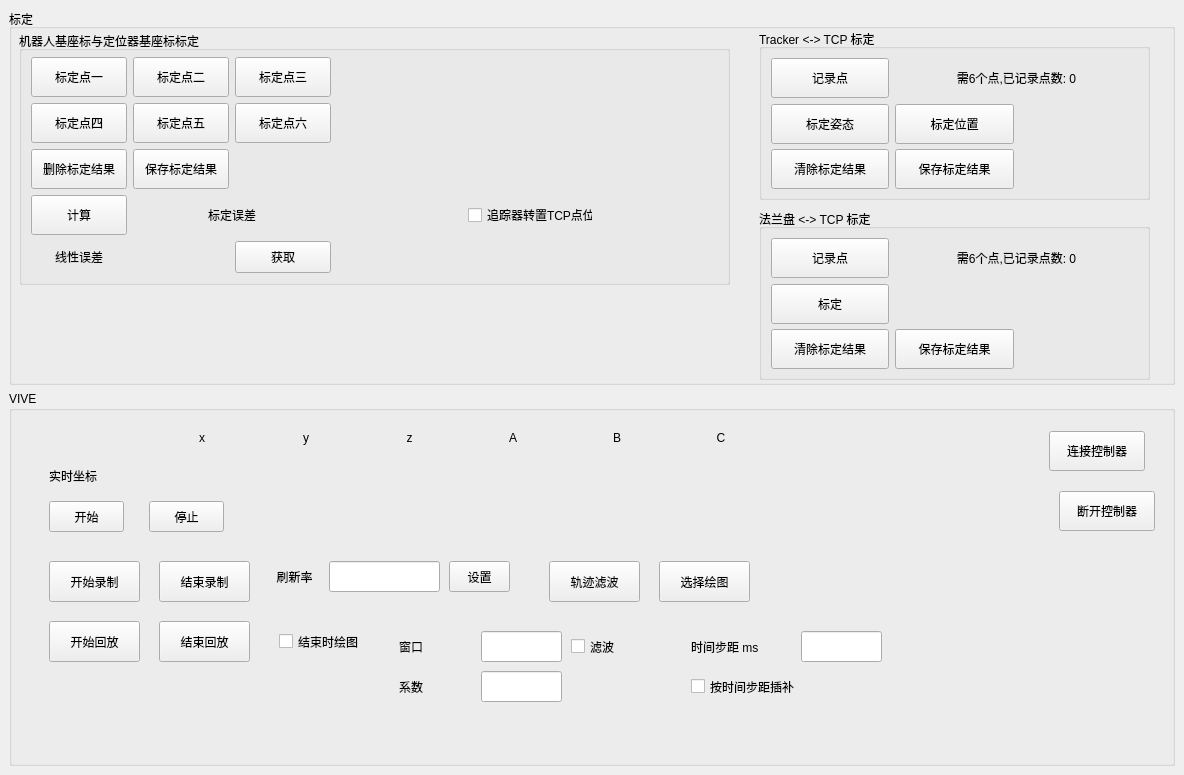
Old version of the form src/ui/main_window.ui in the repository h47vagary/vive_robot_calibration.
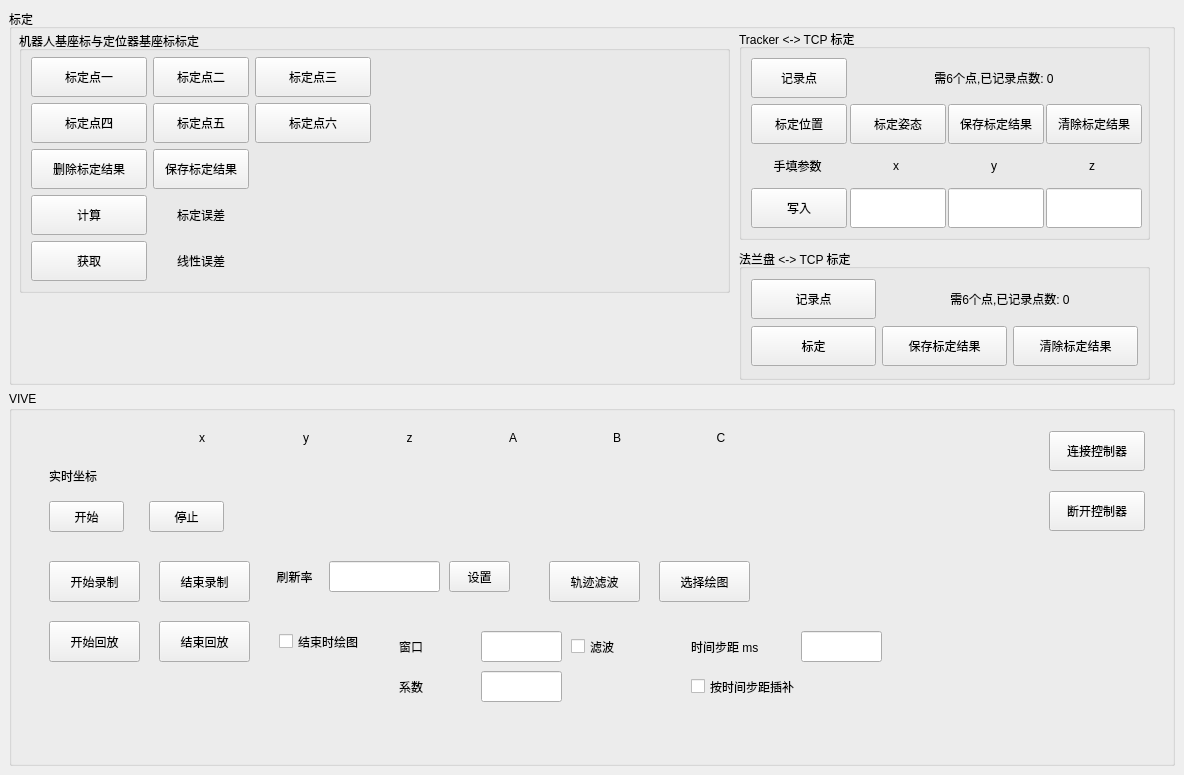
New version of the form.

```diff
--- a/src/ui/main_window.ui
+++ b/src/ui/main_window.ui
@@ -32,7 +32,7 @@
        <property name="title">
         <string>机器人基座标与定位器基座标标定</string>
        </property>
-       <layout class="QGridLayout" name="gridLayout_3" rowstretch="2,2,2,2,2" columnstretch="1,1,1,3,3,3" rowminimumheight="0,0,0,0,0" columnminimumwidth="1,1,1,1,1,1">
+       <layout class="QGridLayout" name="gridLayout_3" rowstretch="2,0,0,0,0" columnstretch="1,1,1,1,1,1">
         <property name="sizeConstraint">
          <enum>QLayout::SetMinAndMaxSize</enum>
         </property>
@@ -45,8 +45,73 @@
         <property name="spacing">
          <number>6</number>
         </property>
-        <item row="0" column="3">
-         <spacer name="horizontalSpacer_2">
+        <item row="1" column="1">
+         <widget class="QPushButton" name="pushButton_mark_point5">
+          <property name="minimumSize">
+           <size>
+            <width>96</width>
+            <height>40</height>
+           </size>
+          </property>
+          <property name="text">
+           <string>标定点五</string>
+          </property>
+         </widget>
+        </item>
+        <item row="1" column="5">
+         <spacer name="horizontalSpacer_8">
+          <property name="orientation">
+           <enum>Qt::Horizontal</enum>
+          </property>
+          <property name="sizeHint" stdset="0">
+           <size>
+            <width>40</width>
+            <height>20</height>
+           </size>
+          </property>
+         </spacer>
+        </item>
+        <item row="4" column="4">
+         <spacer name="horizontalSpacer_13">
+          <property name="orientation">
+           <enum>Qt::Horizontal</enum>
+          </property>
+          <property name="sizeHint" stdset="0">
+           <size>
+            <width>40</width>
+            <height>20</height>
+           </size>
+          </property>
+         </spacer>
+        </item>
+        <item row="2" column="0">
+         <widget class="QPushButton" name="pushButton_delete_mark_result">
+          <property name="minimumSize">
+           <size>
+            <width>96</width>
+            <height>40</height>
+           </size>
+          </property>
+          <property name="text">
+           <string>删除标定结果</string>
+          </property>
+         </widget>
+        </item>
+        <item row="4" column="5">
+         <spacer name="horizontalSpacer_14">
+          <property name="orientation">
+           <enum>Qt::Horizontal</enum>
+          </property>
+          <property name="sizeHint" stdset="0">
+           <size>
+            <width>40</width>
+            <height>20</height>
+           </size>
+          </property>
+         </spacer>
+        </item>
+        <item row="0" column="5">
+         <spacer name="horizontalSpacer_6">
           <property name="orientation">
            <enum>Qt::Horizontal</enum>
           </property>
@@ -71,6 +136,19 @@
           </property>
          </spacer>
         </item>
+        <item row="2" column="1">
+         <widget class="QPushButton" name="pushButton_save_mark_result">
+          <property name="minimumSize">
+           <size>
+            <width>96</width>
+            <height>40</height>
+           </size>
+          </property>
+          <property name="text">
+           <string>保存标定结果</string>
+          </property>
+         </widget>
+        </item>
         <item row="1" column="3">
          <spacer name="horizontalSpacer_3">
           <property name="orientation">
@@ -84,6 +162,19 @@
           </property>
          </spacer>
         </item>
+        <item row="3" column="0">
+         <widget class="QPushButton" name="pushButton_compute">
+          <property name="minimumSize">
+           <size>
+            <width>96</width>
+            <height>40</height>
+           </size>
+          </property>
+          <property name="text">
+           <string>计算</string>
+          </property>
+         </widget>
+        </item>
         <item row="0" column="0">
          <widget class="QPushButton" name="pushButton_mark_point1">
           <property name="minimumSize">
@@ -103,8 +194,21 @@
           </property>
          </widget>
         </item>
-        <item row="0" column="1">
-         <widget class="QPushButton" name="pushButton_mark_point2">
+        <item row="3" column="5">
+         <spacer name="horizontalSpacer">
+          <property name="orientation">
+           <enum>Qt::Horizontal</enum>
+          </property>
+          <property name="sizeHint" stdset="0">
+           <size>
+            <width>40</width>
+            <height>20</height>
+           </size>
+          </property>
+         </spacer>
+        </item>
+        <item row="1" column="2">
+         <widget class="QPushButton" name="pushButton_mark_point6">
           <property name="minimumSize">
            <size>
             <width>96</width>
@@ -112,10 +216,23 @@
            </size>
           </property>
           <property name="text">
-           <string>标定点二</string>
+           <string>标定点六</string>
           </property>
          </widget>
         </item>
+        <item row="2" column="5">
+         <spacer name="horizontalSpacer_10">
+          <property name="orientation">
+           <enum>Qt::Horizontal</enum>
+          </property>
+          <property name="sizeHint" stdset="0">
+           <size>
+            <width>40</width>
+            <height>20</height>
+           </size>
+          </property>
+         </spacer>
+        </item>
         <item row="0" column="2">
          <widget class="QPushButton" name="pushButton_mark_point3">
           <property name="minimumSize">
@@ -129,60 +246,8 @@
           </property>
          </widget>
         </item>
-        <item row="1" column="1">
-         <widget class="QPushButton" name="pushButton_mark_point5">
-          <property name="minimumSize">
-           <size>
-            <width>96</width>
-            <height>40</height>
-           </size>
-          </property>
-          <property name="text">
-           <string>标定点五</string>
-          </property>
-         </widget>
-        </item>
-        <item row="2" column="1">
-         <widget class="QPushButton" name="pushButton_save_mark_result">
-          <property name="minimumSize">
-           <size>
-            <width>96</width>
-            <height>40</height>
-           </size>
-          </property>
-          <property name="text">
-           <string>保存标定结果</string>
-          </property>
-         </widget>
-        </item>
-        <item row="3" column="0">
-         <widget class="QPushButton" name="pushButton_compute">
-          <property name="minimumSize">
-           <size>
-            <width>96</width>
-            <height>40</height>
-           </size>
-          </property>
-          <property name="text">
-           <string>计算</string>
-          </property>
-         </widget>
-        </item>
-        <item row="0" column="5">
-         <spacer name="horizontalSpacer_6">
-          <property name="orientation">
-           <enum>Qt::Horizontal</enum>
-          </property>
-          <property name="sizeHint" stdset="0">
-           <size>
-            <width>40</width>
-            <height>20</height>
-           </size>
-          </property>
-         </spacer>
-        </item>
-        <item row="1" column="5">
-         <spacer name="horizontalSpacer_8">
+        <item row="0" column="3">
+         <spacer name="horizontalSpacer_2">
           <property name="orientation">
            <enum>Qt::Horizontal</enum>
           </property>
@@ -207,7 +272,20 @@
           </property>
          </widget>
         </item>
-        <item row="3" column="1" colspan="2">
+        <item row="0" column="4">
+         <spacer name="horizontalSpacer_5">
+          <property name="orientation">
+           <enum>Qt::Horizontal</enum>
+          </property>
+          <property name="sizeHint" stdset="0">
+           <size>
+            <width>40</width>
+            <height>20</height>
+           </size>
+          </property>
+         </spacer>
+        </item>
+        <item row="3" column="1">
          <widget class="QLabel" name="label_calibration_error_tag">
           <property name="text">
            <string>标定误差</string>
@@ -217,21 +295,38 @@
           </property>
          </widget>
         </item>
-        <item row="2" column="5">
-         <spacer name="horizontalSpacer_10">
-          <property name="orientation">
-           <enum>Qt::Horizontal</enum>
-          </property>
-          <property name="sizeHint" stdset="0">
+        <item row="0" column="1">
+         <widget class="QPushButton" name="pushButton_mark_point2">
+          <property name="minimumSize">
            <size>
-            <width>40</width>
-            <height>20</height>
+            <width>96</width>
+            <height>40</height>
            </size>
           </property>
-         </spacer>
+          <property name="text">
+           <string>标定点二</string>
+          </property>
+         </widget>
         </item>
-        <item row="1" column="4">
-         <spacer name="horizontalSpacer_7">
+        <item row="3" column="2">
+         <widget class="QLabel" name="label_calibration_error">
+          <property name="text">
+           <string/>
+          </property>
+         </widget>
+        </item>
+        <item row="4" column="2">
+         <widget class="QLabel" name="label_linear_error">
+          <property name="text">
+           <string/>
+          </property>
+          <property name="alignment">
+           <set>Qt::AlignCenter</set>
+          </property>
+         </widget>
+        </item>
+        <item row="3" column="3">
+         <spacer name="horizontalSpacer_21">
           <property name="orientation">
            <enum>Qt::Horizontal</enum>
           </property>
@@ -256,70 +351,8 @@
           </property>
          </spacer>
         </item>
-        <item row="1" column="2">
-         <widget class="QPushButton" name="pushButton_mark_point6">
-          <property name="minimumSize">
-           <size>
-            <width>96</width>
-            <height>40</height>
-           </size>
-          </property>
-          <property name="text">
-           <string>标定点六</string>
-          </property>
-         </widget>
-        </item>
-        <item row="0" column="4">
-         <spacer name="horizontalSpacer_5">
-          <property name="orientation">
-           <enum>Qt::Horizontal</enum>
-          </property>
-          <property name="sizeHint" stdset="0">
-           <size>
-            <width>40</width>
-            <height>20</height>
-           </size>
-          </property>
-         </spacer>
-        </item>
         <item row="3" column="4">
-         <widget class="QCheckBox" name="checkBox_use_track2tcp">
-          <property name="minimumSize">
-           <size>
-            <width>96</width>
-            <height>32</height>
-           </size>
-          </property>
-          <property name="layoutDirection">
-           <enum>Qt::LeftToRight</enum>
-          </property>
-          <property name="text">
-           <string>追踪器转置TCP点位</string>
-          </property>
-         </widget>
-        </item>
-        <item row="2" column="0">
-         <widget class="QPushButton" name="pushButton_delete_mark_result">
-          <property name="minimumSize">
-           <size>
-            <width>96</width>
-            <height>40</height>
-           </size>
-          </property>
-          <property name="text">
-           <string>删除标定结果</string>
-          </property>
-         </widget>
-        </item>
-        <item row="3" column="3">
-         <widget class="QLabel" name="label_calibration_error">
-          <property name="text">
-           <string/>
-          </property>
-         </widget>
-        </item>
-        <item row="3" column="5">
-         <spacer name="horizontalSpacer">
+         <spacer name="horizontalSpacer_20">
           <property name="orientation">
            <enum>Qt::Horizontal</enum>
           </property>
@@ -331,8 +364,8 @@
           </property>
          </spacer>
         </item>
-        <item row="2" column="2">
-         <spacer name="horizontalSpacer_11">
+        <item row="1" column="4">
+         <spacer name="horizontalSpacer_7">
           <property name="orientation">
            <enum>Qt::Horizontal</enum>
           </property>
@@ -344,7 +377,7 @@
           </property>
          </spacer>
         </item>
-        <item row="4" column="0">
+        <item row="4" column="1">
          <widget class="QLabel" name="label_linear_error_tag">
           <property name="minimumSize">
            <size>
@@ -366,22 +399,12 @@
           </property>
          </widget>
         </item>
-        <item row="4" column="1">
-         <widget class="QLabel" name="label_linear_error">
-          <property name="text">
-           <string/>
-          </property>
-          <property name="alignment">
-           <set>Qt::AlignCenter</set>
-          </property>
-         </widget>
-        </item>
-        <item row="4" column="2">
+        <item row="4" column="0">
          <widget class="QPushButton" name="pushButton_once_get">
           <property name="minimumSize">
            <size>
             <width>96</width>
-            <height>32</height>
+            <height>40</height>
            </size>
           </property>
           <property name="text">
@@ -402,57 +425,21 @@
           </property>
          </spacer>
         </item>
-        <item row="4" column="4">
-         <spacer name="horizontalSpacer_13">
-          <property name="orientation">
-           <enum>Qt::Horizontal</enum>
-          </property>
-          <property name="sizeHint" stdset="0">
-           <size>
-            <width>40</width>
-            <height>20</height>
-           </size>
-          </property>
-         </spacer>
-        </item>
-        <item row="4" column="5">
-         <spacer name="horizontalSpacer_14">
-          <property name="orientation">
-           <enum>Qt::Horizontal</enum>
-          </property>
-          <property name="sizeHint" stdset="0">
-           <size>
-            <width>40</width>
-            <height>20</height>
-           </size>
-          </property>
-         </spacer>
-        </item>
        </layout>
       </widget>
       <widget class="QGroupBox" name="groupBox_tracker2tcp_calib">
        <property name="geometry">
         <rect>
-         <x>750</x>
+         <x>730</x>
          <y>20</y>
-         <width>391</width>
-         <height>171</height>
+         <width>411</width>
+         <height>211</height>
         </rect>
        </property>
        <property name="title">
         <string>Tracker &lt;-&gt; TCP 标定</string>
        </property>
-       <layout class="QGridLayout" name="gridLayout_2" rowstretch="1,1,1" columnstretch="1,1,1">
-        <item row="0" column="1" colspan="2">
-         <widget class="QLabel" name="label_tracker2tcp_marked_num">
-          <property name="text">
-           <string>需6个点,已记录点数: 0</string>
-          </property>
-          <property name="alignment">
-           <set>Qt::AlignCenter</set>
-          </property>
-         </widget>
-        </item>
+       <layout class="QGridLayout" name="gridLayout_2" rowstretch="1,1,1,1" columnstretch="1,1,1,1">
         <item row="0" column="0">
          <widget class="QPushButton" name="pushButton_tracker2tcp_markpoint">
           <property name="minimumSize">
@@ -466,20 +453,37 @@
           </property>
          </widget>
         </item>
-        <item row="2" column="0">
-         <widget class="QPushButton" name="pushButton_tracker2tcp_clear_result">
+        <item row="3" column="3">
+         <widget class="QLineEdit" name="lineEdit_hand_filled_z">
           <property name="minimumSize">
            <size>
             <width>96</width>
             <height>40</height>
            </size>
           </property>
-          <property name="text">
-           <string>清除标定结果</string>
+         </widget>
+        </item>
+        <item row="3" column="2">
+         <widget class="QLineEdit" name="lineEdit_hand_filled_y">
+          <property name="minimumSize">
+           <size>
+            <width>96</width>
+            <height>40</height>
+           </size>
           </property>
          </widget>
         </item>
-        <item row="2" column="1">
+        <item row="3" column="1">
+         <widget class="QLineEdit" name="lineEdit_hand_filled_x">
+          <property name="minimumSize">
+           <size>
+            <width>96</width>
+            <height>40</height>
+           </size>
+          </property>
+         </widget>
+        </item>
+        <item row="1" column="2">
          <widget class="QPushButton" name="pushButton_tracker2tcp_save_result">
           <property name="minimumSize">
            <size>
@@ -492,20 +496,73 @@
           </property>
          </widget>
         </item>
+        <item row="1" column="3">
+         <widget class="QPushButton" name="pushButton_tracker2tcp_clear_result">
+          <property name="minimumSize">
+           <size>
+            <width>96</width>
+            <height>40</height>
+           </size>
+          </property>
+          <property name="text">
+           <string>清除标定结果</string>
+          </property>
+         </widget>
+        </item>
+        <item row="2" column="0">
+         <widget class="QLabel" name="label_hand_filled">
+          <property name="text">
+           <string>手填参数</string>
+          </property>
+          <property name="alignment">
+           <set>Qt::AlignCenter</set>
+          </property>
+         </widget>
+        </item>
+        <item row="2" column="1">
+         <widget class="QLabel" name="lineEdit_hand_filled_x_tag">
+          <property name="text">
+           <string>x</string>
+          </property>
+          <property name="alignment">
+           <set>Qt::AlignCenter</set>
+          </property>
+         </widget>
+        </item>
         <item row="2" column="2">
-         <spacer name="horizontalSpacer_16">
-          <property name="orientation">
-           <enum>Qt::Horizontal</enum>
+         <widget class="QLabel" name="lineEdit_hand_filled_y_tag">
+          <property name="text">
+           <string>y</string>
           </property>
-          <property name="sizeHint" stdset="0">
+          <property name="alignment">
+           <set>Qt::AlignCenter</set>
+          </property>
+         </widget>
+        </item>
+        <item row="2" column="3">
+         <widget class="QLabel" name="lineEdit_hand_filled_z_tag">
+          <property name="text">
+           <string>z</string>
+          </property>
+          <property name="alignment">
+           <set>Qt::AlignCenter</set>
+          </property>
+         </widget>
+        </item>
+        <item row="3" column="0">
+         <widget class="QPushButton" name="pushButton_hand_filled">
+          <property name="minimumSize">
            <size>
-            <width>40</width>
-            <height>20</height>
+            <width>96</width>
+            <height>40</height>
            </size>
           </property>
-         </spacer>
+          <property name="text">
+           <string>写入</string>
+          </property>
+         </widget>
         </item>
-        <item row="1" column="0">
+        <item row="1" column="1">
          <widget class="QPushButton" name="pushButton_tracker2tcp_calibrate_ori">
           <property name="minimumSize">
            <size>
@@ -518,7 +575,7 @@
           </property>
          </widget>
         </item>
-        <item row="1" column="1">
+        <item row="1" column="0">
          <widget class="QPushButton" name="pushButton_tracker2tcp_calibrate_pos">
           <property name="minimumSize">
            <size>
@@ -531,57 +588,31 @@
           </property>
          </widget>
         </item>
-        <item row="1" column="2">
-         <spacer name="horizontalSpacer_19">
-          <property name="orientation">
-           <enum>Qt::Horizontal</enum>
+        <item row="0" column="1" colspan="3">
+         <widget class="QLabel" name="label_tracker2tcp_marked_num">
+          <property name="text">
+           <string>需6个点,已记录点数: 0</string>
           </property>
-          <property name="sizeHint" stdset="0">
-           <size>
-            <width>40</width>
-            <height>20</height>
-           </size>
+          <property name="alignment">
+           <set>Qt::AlignCenter</set>
           </property>
-         </spacer>
+         </widget>
         </item>
        </layout>
       </widget>
       <widget class="QGroupBox" name="groupBox_flang2tcp_calib">
        <property name="geometry">
         <rect>
-         <x>750</x>
-         <y>200</y>
-         <width>391</width>
-         <height>171</height>
+         <x>730</x>
+         <y>240</y>
+         <width>411</width>
+         <height>131</height>
         </rect>
        </property>
        <property name="title">
         <string>法兰盘 &lt;-&gt; TCP 标定</string>
        </property>
        <layout class="QGridLayout" name="gridLayout" columnstretch="1,1,1">
-        <item row="0" column="1" colspan="2">
-         <widget class="QLabel" name="label_flange2tcp_marked_num">
-          <property name="text">
-           <string>需6个点,已记录点数: 0</string>
-          </property>
-          <property name="alignment">
-           <set>Qt::AlignCenter</set>
-          </property>
-         </widget>
-        </item>
-        <item row="3" column="0">
-         <widget class="QPushButton" name="pushButton_flange2tcp_clear_result">
-          <property name="minimumSize">
-           <size>
-            <width>96</width>
-            <height>40</height>
-           </size>
-          </property>
-          <property name="text">
-           <string>清除标定结果</string>
-          </property>
-         </widget>
-        </item>
         <item row="0" column="0">
          <widget class="QPushButton" name="pushButton_flange2tcp_markpoint">
           <property name="minimumSize">
@@ -595,42 +626,13 @@
           </property>
          </widget>
         </item>
-        <item row="3" column="2">
-         <spacer name="horizontalSpacer_17">
-          <property name="orientation">
-           <enum>Qt::Horizontal</enum>
-          </property>
-          <property name="sizeHint" stdset="0">
-           <size>
-            <width>40</width>
-            <height>20</height>
-           </size>
-          </property>
-         </spacer>
-        </item>
-        <item row="1" column="2">
-         <spacer name="horizontalSpacer_15">
-          <property name="orientation">
-           <enum>Qt::Horizontal</enum>
-          </property>
-          <property name="sizeHint" stdset="0">
-           <size>
-            <width>40</width>
-            <height>20</height>
-           </size>
-          </property>
-         </spacer>
-        </item>
-        <item row="3" column="1">
-         <widget class="QPushButton" name="pushButton_flange2tcp_save_result">
-          <property name="minimumSize">
-           <size>
-            <width>96</width>
-            <height>40</height>
-           </size>
-          </property>
+        <item row="0" column="1" colspan="2">
+         <widget class="QLabel" name="label_flange2tcp_marked_num">
           <property name="text">
-           <string>保存标定结果</string>
+           <string>需6个点,已记录点数: 0</string>
+          </property>
+          <property name="alignment">
+           <set>Qt::AlignCenter</set>
           </property>
          </widget>
         </item>
@@ -647,18 +649,31 @@
           </property>
          </widget>
         </item>
+        <item row="1" column="2">
+         <widget class="QPushButton" name="pushButton_flange2tcp_clear_result">
+          <property name="minimumSize">
+           <size>
+            <width>96</width>
+            <height>40</height>
+           </size>
+          </property>
+          <property name="text">
+           <string>清除标定结果</string>
+          </property>
+         </widget>
+        </item>
         <item row="1" column="1">
-         <spacer name="horizontalSpacer_18">
-          <property name="orientation">
-           <enum>Qt::Horizontal</enum>
-          </property>
-          <property name="sizeHint" stdset="0">
+         <widget class="QPushButton" name="pushButton_flange2tcp_save_result">
+          <property name="minimumSize">
            <size>
-            <width>40</width>
-            <height>20</height>
+            <width>96</width>
+            <height>40</height>
            </size>
           </property>
-         </spacer>
+          <property name="text">
+           <string>保存标定结果</string>
+          </property>
+         </widget>
         </item>
        </layout>
       </widget>
@@ -1084,7 +1099,7 @@
       <widget class="QPushButton" name="pushButton_disconnect_ctr">
        <property name="geometry">
         <rect>
-         <x>1050</x>
+         <x>1040</x>
          <y>100</y>
          <width>96</width>
          <height>40</height>
```
